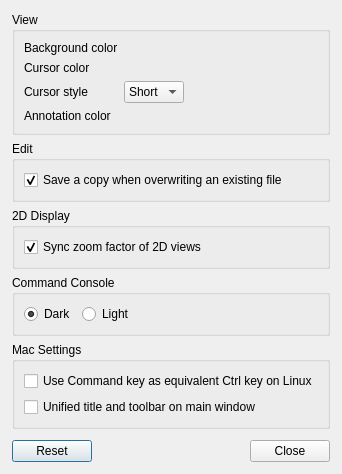
The window that freeview/DialogPreferences.ui (freesurfer/freesurfer) describes before a commit, drawn with Qt 5.
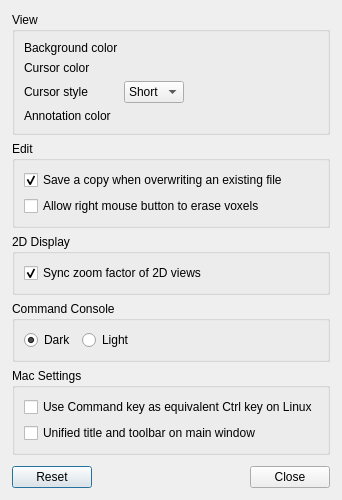
The same window after the commit. Custom widgets are drawn as their Qt base class.

Commit message: Option to allow right button to erase voxels. Added some hot keys. Option to save all visible volumes at once. etc.

Patch:
```diff
--- a/freeview/DialogPreferences.ui
+++ b/freeview/DialogPreferences.ui
@@ -10,7 +10,7 @@
     <x>0</x>
     <y>0</y>
     <width>401</width>
-    <height>477</height>
+    <height>509</height>
    </rect>
   </property>
   <property name="windowTitle">
@@ -141,6 +141,13 @@
         </property>
        </widget>
       </item>
+      <item>
+       <widget class="QCheckBox" name="checkBoxRightButtonErase">
+        <property name="text">
+         <string>Allow right mouse button to erase voxels</string>
+        </property>
+       </widget>
+      </item>
      </layout>
     </widget>
    </item>
```
Left out of the diff: 8 changed lines with no effect on the pictures. The commit also changes 13 other files.
